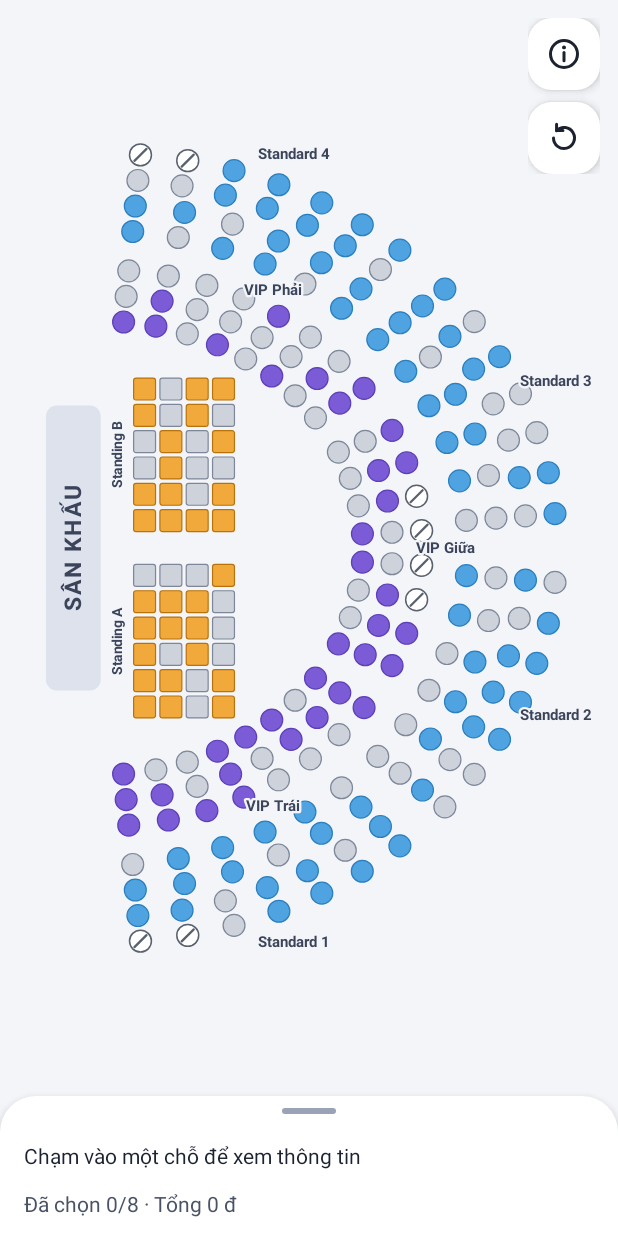
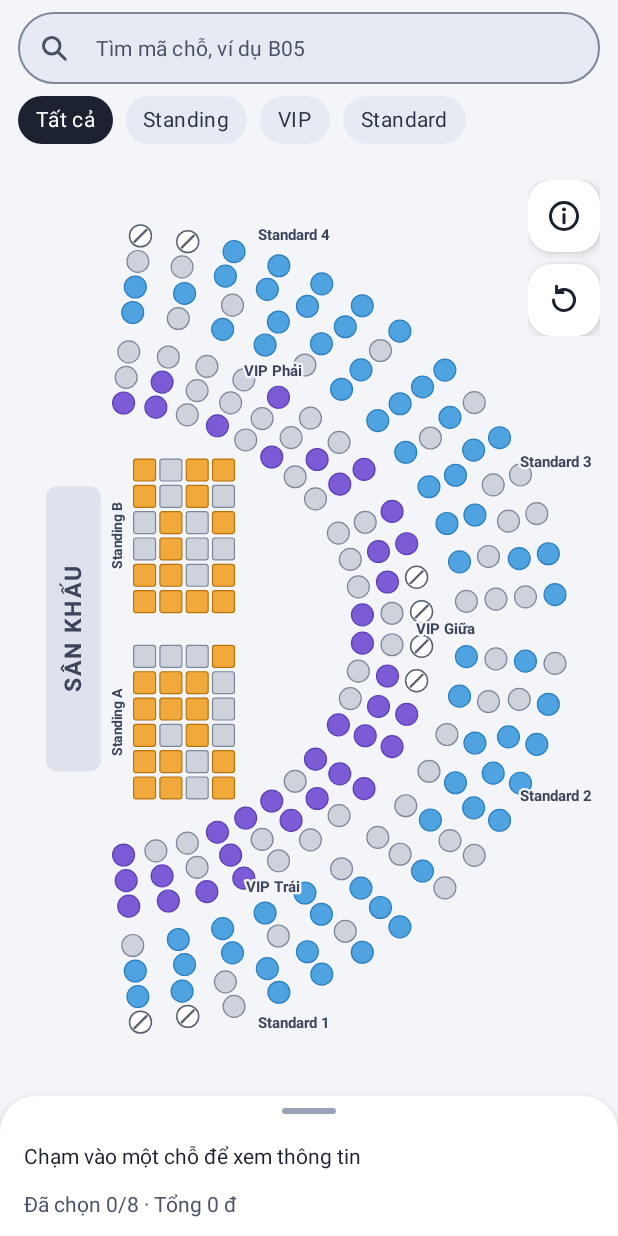
Before and after one commit to habaodunggithub/Mobile-Midterm-Project, an Android app: the screen it shows after launch (MainActivity), on a phone screen of 412 x 824 dp. Run offline under Robolectric (Android 15) with nearby library versions, the phone set to English and light mode, and no system bars.

Commit message:
feat(filter): add the search box and zone chips
A FilterBar controller turns the search box and the four zone chips into SpotFilter changes through VenueMapState.setFilter, applying the query as the user types (AC-4.1, AC-4.2). It also reads the filter back from the state, so clearing or restoring the filter updates the controls. The activity layout gains a content column that holds the bar above the map.

```diff
--- /dev/null
+++ b/app/src/main/java/com/example/midtermproject/ui/FilterBar.java
@@ -0,0 +1,120 @@
+package com.example.midtermproject.ui;
+
+import android.content.Context;
+import android.text.Editable;
+import android.text.TextWatcher;
+import android.view.View;
+import android.view.inputmethod.EditorInfo;
+import android.view.inputmethod.InputMethodManager;
+
+import androidx.annotation.IdRes;
+
+import com.example.midtermproject.R;
+import com.example.midtermproject.model.ZoneType;
+import com.example.midtermproject.state.VenueMapState;
+import com.google.android.material.chip.ChipGroup;
+import com.google.android.material.textfield.TextInputEditText;
+
+/**
+ * Điều khiển thanh lọc: ô tìm kiếm và chip khu. Mỗi thao tác của người dùng chỉ gọi
+ * {@code state.setFilter(...)}; ngược lại, mỗi khi state báo bộ lọc đổi (ví dụ Xóa lọc hoặc khôi phục
+ * khi mở lại), các control được cập nhật theo state. Nhờ vậy bộ lọc chỉ có một bản thật, nằm ở
+ * {@link VenueMapState}, còn control chỉ là hình chiếu của nó.
+ */
+final class FilterBar {
+    private final VenueMapState state;
+    private final TextInputEditText search;
+    private final ChipGroup zoneChips;
+    /** Đang cập nhật control từ state: bỏ qua sự kiện do chính việc đó gây ra, để không lặp vô hạn. */
+    private boolean syncing;
+
+    FilterBar(View root, VenueMapState state) {
+        this.state = state;
+        this.search = root.findViewById(R.id.et_search);
+        this.zoneChips = root.findViewById(R.id.chip_group_zone);
+
+        search.addTextChangedListener(new TextWatcher() {
+            @Override
+            public void beforeTextChanged(CharSequence text, int start, int count, int after) {
+            }
+
+            @Override
+            public void onTextChanged(CharSequence text, int start, int before, int count) {
+            }
+
+            @Override
+            public void afterTextChanged(Editable text) {
+                if (!syncing) {
+                    state.setFilter(state.getFilter().withQuery(text.toString()));
+                }
+            }
+        });
+        // Bấm nút tìm trên bàn phím chỉ để thu bàn phím: bộ lọc đã áp dụng từ lúc gõ.
+        search.setOnEditorActionListener((view, actionId, event) -> {
+            if (actionId != EditorInfo.IME_ACTION_SEARCH) {
+                return false;
+            }
+            hideKeyboard(view);
+            view.clearFocus();
+            return true;
+        });
+        zoneChips.setOnCheckedStateChangeListener((group, checkedIds) -> {
+            if (!syncing && !checkedIds.isEmpty()) {
+                state.setFilter(state.getFilter().withZone(zoneOf(checkedIds.get(0))));
+            }
+        });
+
+        state.addListener(this::syncFromState);
+        syncFromState();
+    }
+
+    /** Đưa các control về đúng bộ lọc hiện tại của state. */
+    private void syncFromState() {
+        final String query = state.getFilter().rawQuery;
+        syncing = true;
+        // Chỉ đặt lại chữ khi khác, nếu không con trỏ nhảy về đầu mỗi lần người dùng gõ một ký tự.
+        if (!search.getText().toString().equals(query)) {
+            search.setText(query);
+            search.setSelection(search.length());
+        }
+        zoneChips.check(chipIdOf(state.getFilter().zone));
+        syncing = false;
+    }
+
+    private void hideKeyboard(View view) {
+        final InputMethodManager keyboard =
+                (InputMethodManager) view.getContext().getSystemService(Context.INPUT_METHOD_SERVICE);
+        if (keyboard != null) {
+            keyboard.hideSoftInputFromWindow(view.getWindowToken(), 0);
+        }
+    }
+
+    /** Chip "Tất cả" ứng với {@code null}, đúng như {@code SpotFilter.zone}. */
+    private static ZoneType zoneOf(@IdRes int chipId) {
+        if (chipId == R.id.chip_zone_standing) {
+            return ZoneType.STANDING;
+        }
+        if (chipId == R.id.chip_zone_vip) {
+            return ZoneType.VIP;
+        }
+        if (chipId == R.id.chip_zone_standard) {
+            return ZoneType.STANDARD;
+        }
+        return null;
+    }
+
+    @IdRes
+    private static int chipIdOf(ZoneType zone) {
+        if (zone == null) {
+            return R.id.chip_zone_all;
+        }
+        switch (zone) {
+            case STANDING:
+                return R.id.chip_zone_standing;
+            case VIP:
+                return R.id.chip_zone_vip;
+            default:
+                return R.id.chip_zone_standard;
+        }
+    }
+}
--- a/app/src/main/java/com/example/midtermproject/ui/MainActivity.java
+++ b/app/src/main/java/com/example/midtermproject/ui/MainActivity.java
@@ -49,6 +49,9 @@ public class MainActivity extends AppCompatActivity
         mapView.bind(venue, new VenueMapStateSource(state));
         mapView.setOnSpotTapListener(this);
 
+        // Thanh lọc tự nghe state, nên không cần giữ tham chiếu.
+        new FilterBar(findViewById(R.id.filter_bar), state);
+
         detailSheet = new DetailSheet(findViewById(R.id.bottom_sheet), venue, state, this);
         legendCard = new LegendCard(findViewById(R.id.card_legend), findViewById(R.id.btn_legend));
         // Bảng chi tiết thu gọn che bao nhiêu thì cả sơ đồ lẫn bảng chú thích phải chừa bấy nhiêu.
@@ -62,15 +65,15 @@ public class MainActivity extends AppCompatActivity
             detailSheet.render();
         });
 
-        // Chừa lề cho thanh trạng thái và vết khuyết màn hình bằng lề của khung chứa sơ đồ. Phía dưới thì
+        // Chừa lề cho thanh trạng thái và vết khuyết màn hình bằng lề của cột nội dung. Phía dưới thì
         // bảng chi tiết tự chừa chỗ cho thanh điều hướng (nền bảng kéo dài xuống tận đáy màn hình).
-        final View mapContainer = findViewById(R.id.map_container);
+        final View contentColumn = findViewById(R.id.content_column);
         ViewCompat.setOnApplyWindowInsetsListener(findViewById(R.id.root), (view, insets) -> {
             Insets bars = insets.getInsets(WindowInsetsCompat.Type.systemBars()
                     | WindowInsetsCompat.Type.displayCutout());
-            ViewGroup.MarginLayoutParams params = (ViewGroup.MarginLayoutParams) mapContainer.getLayoutParams();
+            ViewGroup.MarginLayoutParams params = (ViewGroup.MarginLayoutParams) contentColumn.getLayoutParams();
             params.setMargins(bars.left, bars.top, bars.right, 0);
-            mapContainer.setLayoutParams(params);
+            contentColumn.setLayoutParams(params);
             detailSheet.setInsets(bars.left, bars.right, bars.bottom);
             return insets;
         });
--- /dev/null
+++ b/app/src/main/res/color/chip_filter_background.xml
@@ -0,0 +1,6 @@
+<?xml version="1.0" encoding="utf-8"?>
+<!-- Nền chip lọc: đang chọn là mực xanh đen, còn lại xám xanh nhạt (hướng thiết kế A). -->
+<selector xmlns:android="http://schemas.android.com/apk/res/android">
+    <item android:color="@color/chip_selected_bg" android:state_checked="true" />
+    <item android:color="@color/chip_available_bg" />
+</selector>
--- /dev/null
+++ b/app/src/main/res/color/chip_filter_text.xml
@@ -0,0 +1,6 @@
+<?xml version="1.0" encoding="utf-8"?>
+<!-- Chữ chip lọc: mỗi cặp nền/chữ đạt tương phản >= 4,5:1. -->
+<selector xmlns:android="http://schemas.android.com/apk/res/android">
+    <item android:color="@color/chip_selected_fg" android:state_checked="true" />
+    <item android:color="@color/chip_available_fg" />
+</selector>
--- /dev/null
+++ b/app/src/main/res/color/field_stroke.xml
@@ -0,0 +1,6 @@
+<?xml version="1.0" encoding="utf-8"?>
+<!-- Viền ô tìm kiếm: xám đậm khi nghỉ (>= 3:1 trên nền), mực xanh đen khi đang gõ. -->
+<selector xmlns:android="http://schemas.android.com/apk/res/android">
+    <item android:color="@color/spot_selected" android:state_focused="true" />
+    <item android:color="@color/field_stroke_idle" />
+</selector>
--- /dev/null
+++ b/app/src/main/res/drawable/ic_search.xml
@@ -0,0 +1,17 @@
+<?xml version="1.0" encoding="utf-8"?>
+<!-- Kính lúp: biểu tượng đầu ô tìm kiếm. Nét tròn, dày 2dp. -->
+<vector xmlns:android="http://schemas.android.com/apk/res/android"
+    android:width="24dp"
+    android:height="24dp"
+    android:viewportWidth="24"
+    android:viewportHeight="24">
+    <path
+        android:pathData="M5,10.5 a5.5,5.5 0 1,0 11,0 a5.5,5.5 0 1,0 -11,0 Z"
+        android:strokeColor="@android:color/white"
+        android:strokeWidth="2" />
+    <path
+        android:pathData="M14.6,14.6 L19.5,19.5"
+        android:strokeColor="@android:color/white"
+        android:strokeLineCap="round"
+        android:strokeWidth="2" />
+</vector>
--- a/app/src/main/res/layout/activity_main.xml
+++ b/app/src/main/res/layout/activity_main.xml
@@ -8,13 +8,25 @@
     tools:context=".ui.MainActivity">
 
     <!--
-        Khung chứa sơ đồ. Lề thanh trạng thái được áp vào đây chứ không phải vào CoordinatorLayout:
-        CoordinatorLayout có padding thì BottomSheetBehavior đặt bảng thấp hơn tính toán đúng bằng padding đó.
+        Cột nội dung: thanh lọc rồi khung chứa sơ đồ. Lề thanh trạng thái được áp vào đây chứ không phải vào
+        CoordinatorLayout: CoordinatorLayout có padding thì BottomSheetBehavior đặt bảng thấp hơn tính toán
+        đúng bằng padding đó. Khung chứa sơ đồ kéo dài xuống dưới bảng chi tiết.
     -->
+    <LinearLayout
+        android:id="@+id/content_column"
+        android:layout_width="match_parent"
+        android:layout_height="match_parent"
+        android:orientation="vertical">
+
+        <include
+            android:id="@+id/filter_bar"
+            layout="@layout/view_filter_bar" />
+
         <FrameLayout
             android:id="@+id/map_container"
             android:layout_width="match_parent"
-        android:layout_height="match_parent">
+            android:layout_height="0dp"
+            android:layout_weight="1">
 
             <!-- Toàn bộ sơ đồ được vẽ trên đúng một View này (yêu cầu bắt buộc của đề). -->
             <com.example.midtermproject.map.VenueMapView
@@ -85,6 +97,7 @@
                 android:padding="8dp"
                 android:visibility="gone" />
         </FrameLayout>
+    </LinearLayout>
 
     <!--
         Bảng chi tiết: luôn hiện ở dạng thu gọn (không ẩn được), kéo lên hoặc bấm phần đầu để mở rộng.
--- /dev/null
+++ b/app/src/main/res/layout/view_filter_bar.xml
@@ -0,0 +1,92 @@
+<?xml version="1.0" encoding="utf-8"?>
+<!--
+    Thanh lọc ở đầu màn hình dọc: ô tìm kiếm rồi một hàng chip khu. Các id ở đây là chỗ FilterBar tìm control;
+    bố cục ngang (layout-land) dùng lại cùng id nhưng xếp thành panel bên trái.
+    Thanh tự nhận focus (beforeDescendants): khi ô tìm kiếm bỏ focus thì focus rơi vào đây, không quay lại
+    chính ô đó (Android luôn đưa focus về view đầu tiên nhận được focus khi chạm).
+-->
+<LinearLayout xmlns:android="http://schemas.android.com/apk/res/android"
+    xmlns:app="http://schemas.android.com/apk/res-auto"
+    android:layout_width="match_parent"
+    android:layout_height="wrap_content"
+    android:descendantFocusability="beforeDescendants"
+    android:focusable="true"
+    android:focusableInTouchMode="true"
+    android:orientation="vertical"
+    android:paddingStart="12dp"
+    android:paddingTop="8dp"
+    android:paddingEnd="12dp"
+    android:paddingBottom="4dp">
+
+    <!-- Có nút xóa (endIconMode); lọc ngay mỗi lần gõ, không cần bấm tìm (AC-4.2). -->
+    <com.google.android.material.textfield.TextInputLayout
+        android:id="@+id/til_search"
+        style="@style/Widget.MidtermProject.SearchField"
+        android:layout_width="match_parent"
+        android:layout_height="wrap_content"
+        app:endIconMode="clear_text"
+        app:startIconDrawable="@drawable/ic_search">
+
+        <com.google.android.material.textfield.TextInputEditText
+            android:id="@+id/et_search"
+            android:layout_width="match_parent"
+            android:layout_height="wrap_content"
+            android:hint="@string/search_hint"
+            android:imeOptions="actionSearch|flagNoExtractUi"
+            android:inputType="textNoSuggestions"
+            android:maxLength="20"
+            android:maxLines="1"
+            android:minHeight="48dp"
+            android:textColor="@color/sheet_text"
+            android:textColorHint="@color/sheet_text_secondary"
+            android:textSize="14sp" />
+    </com.google.android.material.textfield.TextInputLayout>
+
+    <!-- Bốn chip khu trượt ngang được, để máy hẹp không bị cắt chữ. -->
+    <HorizontalScrollView
+        android:layout_width="match_parent"
+        android:layout_height="wrap_content"
+        android:overScrollMode="never"
+        android:scrollbars="none">
+
+        <com.google.android.material.chip.ChipGroup
+            android:id="@+id/chip_group_zone"
+            android:layout_width="wrap_content"
+            android:layout_height="wrap_content"
+            android:contentDescription="@string/filter_zone_group_description"
+            app:chipSpacingHorizontal="8dp"
+            app:selectionRequired="true"
+            app:singleLine="true"
+            app:singleSelection="true">
+
+            <com.google.android.material.chip.Chip
+                android:id="@+id/chip_zone_all"
+                style="@style/Widget.MidtermProject.Chip.Filter"
+                android:layout_width="wrap_content"
+                android:layout_height="wrap_content"
+                android:checked="true"
+                android:text="@string/filter_zone_all" />
+
+            <com.google.android.material.chip.Chip
+                android:id="@+id/chip_zone_standing"
+                style="@style/Widget.MidtermProject.Chip.Filter"
+                android:layout_width="wrap_content"
+                android:layout_height="wrap_content"
+                android:text="@string/zone_standing" />
+
+            <com.google.android.material.chip.Chip
+                android:id="@+id/chip_zone_vip"
+                style="@style/Widget.MidtermProject.Chip.Filter"
+                android:layout_width="wrap_content"
+                android:layout_height="wrap_content"
+                android:text="@string/zone_vip" />
+
+            <com.google.android.material.chip.Chip
+                android:id="@+id/chip_zone_standard"
+                style="@style/Widget.MidtermProject.Chip.Filter"
+                android:layout_width="wrap_content"
+                android:layout_height="wrap_content"
+                android:text="@string/zone_standard" />
+        </com.google.android.material.chip.ChipGroup>
+    </HorizontalScrollView>
+</LinearLayout>
--- a/app/src/main/res/values/colors.xml
+++ b/app/src/main/res/values/colors.xml
@@ -38,6 +38,9 @@
     <color name="compass_tail">#FF9AA3B5</color>
     <color name="map_button_icon">#FF1C2230</color>
 
+    <!-- Viền ô tìm kiếm khi nghỉ: tương phản >= 3:1 với nền sơ đồ -->
+    <color name="field_stroke_idle">#FF7D8799</color>
+
     <!-- Màu trung tính cho mẫu "ghế tròn" và "ô đứng vuông" trong bảng chú thích (tương phản >= 3:1 trên nền trắng) -->
     <color name="legend_shape">#FF7D8799</color>
 
--- a/app/src/main/res/values/strings.xml
+++ b/app/src/main/res/values/strings.xml
@@ -7,6 +7,11 @@
 
     <string name="compass_content_description">Xoay sơ đồ về hướng mặc định</string>
     <string name="reset_view_content_description">Đưa sơ đồ về góc nhìn mặc định</string>
+
+    <!-- Thanh lọc -->
+    <string name="search_hint">Tìm mã chỗ, ví dụ B05</string>
+    <string name="filter_zone_all">Tất cả</string>
+    <string name="filter_zone_group_description">Lọc theo khu</string>
 
     <!-- Bảng chú thích -->
     <string name="legend_show_description">Hiện bảng chú thích</string>
--- a/app/src/main/res/values/themes.xml
+++ b/app/src/main/res/values/themes.xml
@@ -11,4 +11,28 @@
         <item name="android:navigationBarColor">@android:color/transparent</item>
         <item name="android:windowLightStatusBar">true</item>
     </style>
+
+    <!-- Chip lọc khu: chọn một trong bốn; bỏ dấu tick vì nền mực đã đủ báo đang chọn. Vùng chạm vẫn 48dp (mặc định của Chip). -->
+    <style name="Widget.MidtermProject.Chip.Filter" parent="Widget.MaterialComponents.Chip.Choice">
+        <item name="chipBackgroundColor">@color/chip_filter_background</item>
+        <item name="android:textColor">@color/chip_filter_text</item>
+        <item name="android:textSize">14sp</item>
+        <item name="checkedIconVisible">false</item>
+        <item name="chipStrokeWidth">0dp</item>
+    </style>
+
+    <!-- Ô tìm kiếm dạng viên thuốc: nền xám xanh nhạt, viền đổi sang mực khi đang gõ. Gợi ý nằm trong ô, không nổi lên. -->
+    <style name="Widget.MidtermProject.SearchField" parent="Widget.MaterialComponents.TextInputLayout.OutlinedBox.Dense">
+        <item name="hintEnabled">false</item>
+        <item name="boxBackgroundColor">@color/chip_available_bg</item>
+        <item name="boxCornerRadiusTopStart">24dp</item>
+        <item name="boxCornerRadiusTopEnd">24dp</item>
+        <item name="boxCornerRadiusBottomStart">24dp</item>
+        <item name="boxCornerRadiusBottomEnd">24dp</item>
+        <item name="boxStrokeColor">@color/field_stroke</item>
+        <item name="boxStrokeWidth">1dp</item>
+        <item name="boxStrokeWidthFocused">2dp</item>
+        <item name="startIconTint">@color/sheet_text_secondary</item>
+        <item name="endIconTint">@color/sheet_text_secondary</item>
+    </style>
 </resources>
```
Lines whose indentation alone changed are shown as unchanged.
